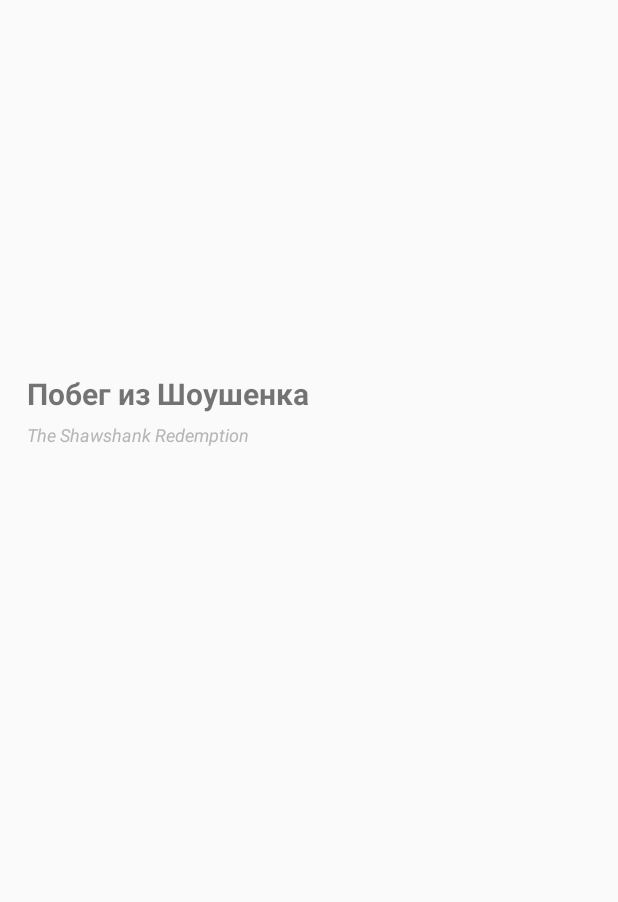
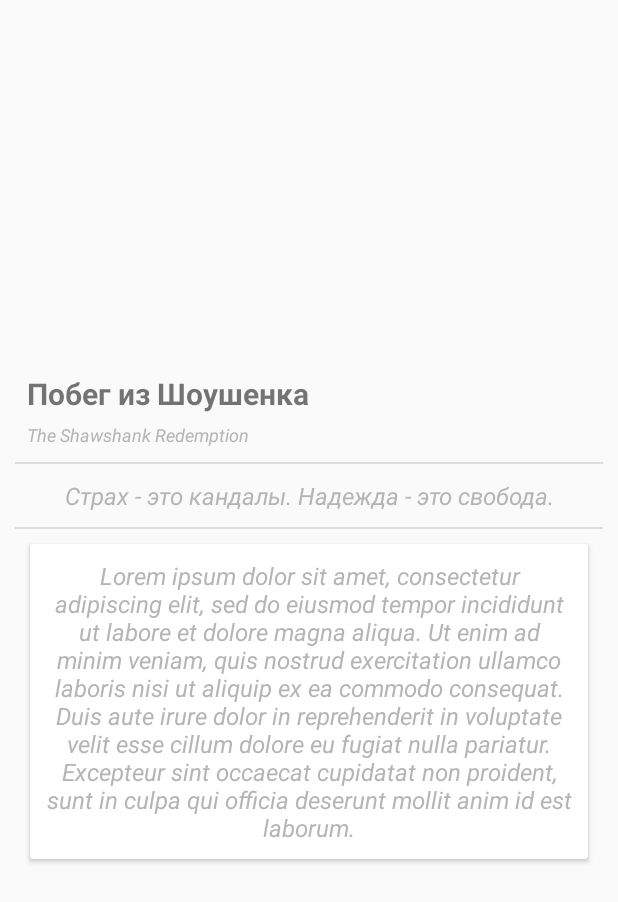
Before and after one commit to Yakov9293/MyTMDB, an Android app: the layout fragment_movie.xml on its own in the app's theme, with its tools: preview values and no code run, on a phone screen of 412 x 824 dp. Shown: the top 902 px of the screen. Run offline under Robolectric (Android 15) with nearby library versions, the phone set to English and light mode, and no system bars.

Commit message:
добавил в detail fragment tagline и overview. Теперь всё в scrollView

```diff
--- a/app/src/main/res/layout/fragment_movie.xml
+++ b/app/src/main/res/layout/fragment_movie.xml
@@ -12,9 +12,13 @@
             type="com.example.mytmdb.viewmodel.DetailMovieViewModel" />
     </data>
 
+    <ScrollView
+        android:layout_width="match_parent"
+        android:layout_height="match_parent">
+
         <androidx.constraintlayout.widget.ConstraintLayout
             android:layout_width="match_parent"
-        android:layout_height="match_parent">
+            android:layout_height="wrap_content">
 
             <ImageView
                 android:id="@+id/backdrop"
@@ -60,6 +64,86 @@
                 app:layout_constraintTop_toBottomOf="@id/title"
                 tools:text="The Shawshank Redemption" />
 
+            <View
+                android:id="@+id/divider1"
+                android:layout_width="0dp"
+                android:layout_height="1dp"
+                android:layout_margin="10dp"
+                android:background="?android:attr/listDivider"
+                android:visibility="@{viewModel.networkState == NetworkState.LOADED &amp;&amp; viewModel.detailMovie.tagline != null &amp;&amp; !viewModel.detailMovie.tagline.isEmpty()}"
+                app:layout_constraintEnd_toEndOf="parent"
+                app:layout_constraintStart_toStartOf="parent"
+                app:layout_constraintTop_toBottomOf="@id/original_title" />
+
+            <TextView
+                android:id="@+id/tagline"
+                android:layout_width="0dp"
+                android:layout_height="wrap_content"
+                android:layout_margin="10dp"
+                android:layout_marginStart="20dp"
+                android:layout_marginTop="10dp"
+                android:layout_marginEnd="20dp"
+                android:breakStrategy="balanced"
+                android:text="@{viewModel.detailMovie.tagline}"
+                android:textAlignment="center"
+                android:textColor="@color/titleTextColor"
+                android:textSize="16sp"
+                android:textStyle="italic"
+                android:visibility="@{viewModel.networkState == NetworkState.LOADED &amp;&amp; viewModel.detailMovie.tagline != null &amp;&amp; !viewModel.detailMovie.tagline.isEmpty()}"
+                app:layout_constrainedWidth="true"
+                app:layout_constraintEnd_toEndOf="parent"
+                app:layout_constraintStart_toStartOf="parent"
+                app:layout_constraintTop_toBottomOf="@id/divider1"
+                tools:text="Страх - это кандалы. Надежда - это свобода."
+
+                />
+
+            <View
+                android:id="@+id/divider_under_overview_container"
+                android:layout_width="0dp"
+                android:layout_height="1dp"
+                android:layout_margin="10dp"
+                android:background="?android:attr/listDivider"
+                android:visibility="@{viewModel.networkState == NetworkState.LOADED &amp;&amp; viewModel.detailMovie.tagline != null &amp;&amp; !viewModel.detailMovie.tagline.isEmpty()}"
+                app:layout_constraintEnd_toEndOf="parent"
+                app:layout_constraintStart_toStartOf="parent"
+                app:layout_constraintTop_toBottomOf="@id/tagline" />
+
+            <androidx.cardview.widget.CardView
+                android:id="@+id/overview_container"
+                android:layout_width="0dp"
+                android:layout_height="wrap_content"
+                android:layout_marginStart="20dp"
+                android:layout_marginTop="10dp"
+                android:layout_marginEnd="20dp"
+                android:layout_marginBottom="20dp"
+                android:paddingBottom="20dp"
+                android:visibility="@{viewModel.networkState == NetworkState.LOADED  &amp;&amp; viewModel.detailMovie.overview != null &amp;&amp; !viewModel.detailMovie.overview.isEmpty()}"
+                app:layout_constrainedWidth="true"
+                app:layout_constraintBottom_toBottomOf="parent"
+                app:layout_constraintEnd_toEndOf="parent"
+                app:layout_constraintStart_toStartOf="parent"
+                app:layout_constraintTop_toBottomOf="@id/divider_under_overview_container"
+                app:layout_goneMarginTop="16dp">
+
+                <TextView
+                    android:id="@+id/overview"
+                    android:layout_width="match_parent"
+                    android:layout_height="wrap_content"
+                    android:layout_margin="10dp"
+                    android:text="@{viewModel.detailMovie.overview}"
+                    android:textAlignment="center"
+                    android:textColor="@color/titleTextColor"
+                    android:textSize="16sp"
+                    android:textStyle="italic"
+                    tools:text="Lorem ipsum dolor sit amet, consectetur adipiscing elit, sed do eiusmod tempor incididunt ut labore et dolore magna aliqua. Ut enim ad minim veniam, quis nostrud exercitation ullamco laboris nisi ut aliquip ex ea commodo consequat. Duis aute irure dolor in reprehenderit in voluptate velit esse cillum dolore eu fugiat nulla pariatur. Excepteur sint occaecat cupidatat non proident, sunt in culpa qui officia deserunt mollit anim id est laborum." />
+
+            </androidx.cardview.widget.CardView>
+
+
         </androidx.constraintlayout.widget.ConstraintLayout>
 
+    </ScrollView>
+
+
 </layout>
```
Lines whose indentation alone changed are shown as unchanged.
